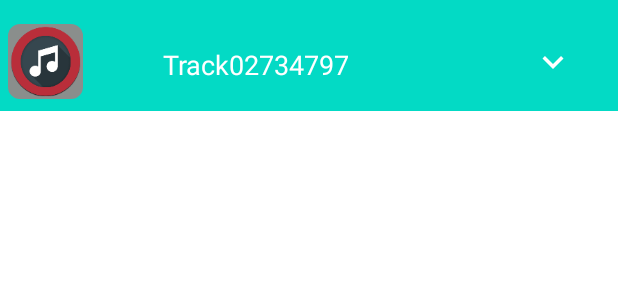
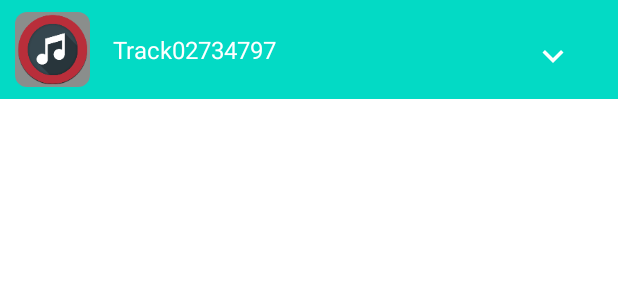
Before and after one commit to afsalmuhammed97/MusicPlayer, an Android app: the layout favorite_view.xml on its own in the app's theme, with its tools: preview values and no code run, on a phone screen of 412 x 824 dp. Shown: the top 300 px of the screen. Run offline under Robolectric (Android 15) with nearby library versions, the phone set to English and light mode, and no system bars.

Commit message:
Twelve th commit

```diff
--- a/app/src/main/java/com/practies/musicapp/MainActivity.kt
+++ b/app/src/main/java/com/practies/musicapp/MainActivity.kt
@@ -10,6 +10,7 @@ import androidx.appcompat.app.AppCompatActivity
 import android.os.Bundle
 import android.os.IBinder
 import android.provider.MediaStore
+import android.util.Log
 import android.view.MenuItem
 import android.widget.Toast
 import androidx.core.app.ActivityCompat
@@ -88,8 +89,9 @@ class MainActivity : AppCompatActivity(),ServiceConnection {
 
         binding.miniPlayerLayout.setOnClickListener{
             //move  to the  player screen
-//            val intent=Intent(this,PlayScreenActivity::class.java)
-//            startActivity(intent)
+           val intent=Intent(this,PlayScreenActivity::class.java)
+           startActivity(intent)
+            Log.i("Main","reopen play screen")
            // Toast.makeText(this,"Layout clicked",Toast.LENGTH_SHORT).show()
         }
 
--- a/app/src/main/java/com/practies/musicapp/Music.kt
+++ b/app/src/main/java/com/practies/musicapp/Music.kt
@@ -2,6 +2,7 @@ package com.practies.musicapp
 
 import com.practies.musicapp.database.FavoriteDataBase
 import com.practies.musicapp.database.MusicDao
+import com.practies.musicapp.databinding.FavoriteViewBinding
 import com.practies.musicapp.fragments.favoriteFragment
 import com.practies.musicapp.service.MusicServices
 import java.io.Serializable
--- a/app/src/main/java/com/practies/musicapp/database/MusicDao.kt
+++ b/app/src/main/java/com/practies/musicapp/database/MusicDao.kt
@@ -12,7 +12,8 @@ interface MusicDao {
 
 
    @Query("SELECT * FROM  favorites ORDER BY title ")
-   fun readAllSongs(): MutableList<FavoriteMusic>
+   fun readAllSongs(): MutableList<FavoriteMusic>                   //LiveData<MutableList<FavoriteMusic>>
+   // MutableList<FavoriteMusic>
 
    @Delete
    fun  deleteSong(favoriteMusic: FavoriteMusic)
--- a/app/src/main/java/com/practies/musicapp/fragments/AlSongsFragment.kt
+++ b/app/src/main/java/com/practies/musicapp/fragments/AlSongsFragment.kt
@@ -19,6 +19,7 @@ import android.view.ViewGroup
 import android.widget.Toast
 import androidx.appcompat.app.AppCompatActivity
 import androidx.fragment.app.Fragment
+import androidx.lifecycle.ViewModelProvider
 import androidx.recyclerview.widget.LinearLayoutManager
 import com.practies.musicapp.BuildConfig.DEBUG
 import com.practies.musicapp.Music
@@ -26,6 +27,7 @@ import com.practies.musicapp.PlayScreenActivity
 import com.practies.musicapp.adapter.MusicAdapter
 import com.practies.musicapp.databinding.FragmentAlSongsBinding
 import com.practies.musicapp.service.MusicServices
+import com.practies.musicapp.view_model.MusicViewModel
 import org.greenrobot.eventbus.EventBus
 import java.io.File
 
@@ -45,6 +47,7 @@ private  lateinit var adapter:MusicAdapter
     override fun onCreate(savedInstanceState: Bundle?) {
         super.onCreate(savedInstanceState)
 
+           Log.i("Main","view model intialized")
          musiclist=getAllAudio()
         //to start service
         val intent =Intent(context, MusicServices::class.java)
--- a/app/src/main/res/layout/favorite_view.xml
+++ b/app/src/main/res/layout/favorite_view.xml
@@ -7,6 +7,7 @@
     xmlns:app="http://schemas.android.com/apk/res-auto"
     android:background="@color/teal_200"
     android:paddingTop="8dp"
+    android:paddingVertical="4dp"
     android:layout_marginBottom="2dp">
 
 
@@ -14,9 +15,8 @@
         android:id="@+id/imageMvFav"
         android:layout_width="50dp"
         android:layout_height="50dp"
-        android:layout_marginStart="5dp"
-        android:layout_marginTop="8dp"
-        android:layout_marginEnd="16dp"
+        android:layout_marginTop="4dp"
+        android:layout_marginStart="10dp"
         android:src="@mipmap/music_player_icon"
         app:layout_constraintBottom_toBottomOf="parent"
         app:layout_constraintEnd_toStartOf="@+id/songs_name_fav"
@@ -28,22 +28,20 @@
 
     <TextView
         android:id="@+id/songs_name_fav"
-        android:layout_width="wrap_content"
-        android:layout_height="30dp"
+        android:layout_width="227dp"
+        android:layout_height="wrap_content"
+        android:layout_centerVertical="true"
+        android:layout_marginStart="15dp"
 
-        android:layout_marginStart="37dp"
-        android:layout_marginTop="20dp"
-        android:layout_marginEnd="109dp"
         android:layout_marginBottom="16dp"
-
         android:layout_toEndOf="@+id/imageMvFav"
         android:gravity="center_vertical"
-        android:paddingVertical="2dp"
+        android:paddingVertical="4dp"
         android:singleLine="true"
         android:text="@string/song_name"
         android:textColor="@color/white"
-        android:textSize="18sp"
-
+        android:textSize="16sp"
+        app:layout_constraintStart_toEndOf="@+id/imageMvFav"
         tools:ignore="RelativeOverlap" />
 
     <ImageButton
```
Also changed, not shown: app/src/main/java/com/practies/musicapp/PlayScreenActivity.kt (+42 -13 lines), app/src/main/java/com/practies/musicapp/adapter/FavoriteAdapter.kt (+9 -9 lines), app/src/main/java/com/practies/musicapp/fragments/favoriteFragment.kt (+8 -27 lines), app/src/main/java/com/practies/musicapp/service/MusicServices.kt (+17 -17 lines).
